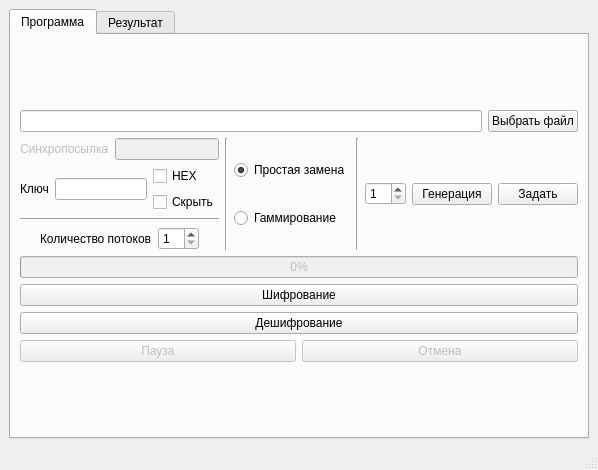
The window that mainwindow.ui (pavelrd/Decryptor) describes before a commit, drawn with Qt 5.
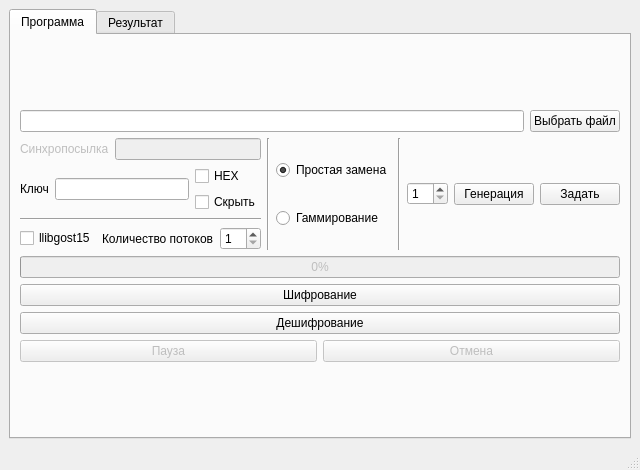
The same window after the commit.

Commit message: В программу добавлена поддержка выбора шифрования с помощью библиотеки libgost15. Проверена работа этой библиотеки. Шифрование работает, дешифрование пока что не работает!

Patch:
```diff
--- a/mainwindow.ui
+++ b/mainwindow.ui
@@ -156,6 +156,19 @@
                     </property>
                    </spacer>
                   </item>
+                  <item>
+                   <widget class="QCheckBox" name="checkBox_libgost15">
+                    <property name="toolTip">
+                     <string></string>
+                    </property>
+                    <property name="statusTip">
+                     <string/>
+                    </property>
+                    <property name="text">
+                     <string>llibgost15</string>
+                    </property>
+                   </widget>
+                  </item>
                   <item>
                    <layout class="QHBoxLayout" name="horizontalLayout_8">
                     <item>
```
The commit also changes 7 other files.
